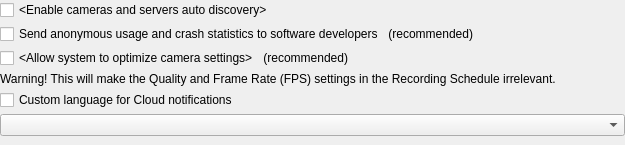
Before: the Qt Designer form vms/client/nx_vms_client_desktop/src/ui/widgets/system_settings/system_settings_widget.ui in networkoptix/nx_open, drawn with Qt 5.
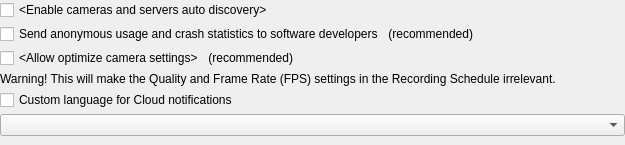
After: the same form once the commit is applied. Custom widgets are drawn as their Qt base class.

Commit message: VMS-42357: Rename system to site

What changed in the file:
```diff
--- a/vms/client/nx_vms_client_desktop/src/ui/widgets/system_settings/system_settings_widget.ui
+++ b/vms/client/nx_vms_client_desktop/src/ui/widgets/system_settings/system_settings_widget.ui
@@ -118,7 +118,7 @@
      <item>
       <widget class="QCheckBox" name="autoSettingsCheckBox">
        <property name="text">
-        <string notr="true">&lt;Allow system to optimize camera settings&gt;</string>
+        <string notr="true">&lt;Allow optimize camera settings&gt;</string>
        </property>
       </widget>
      </item>
```
The commit also changes 92 other files.
